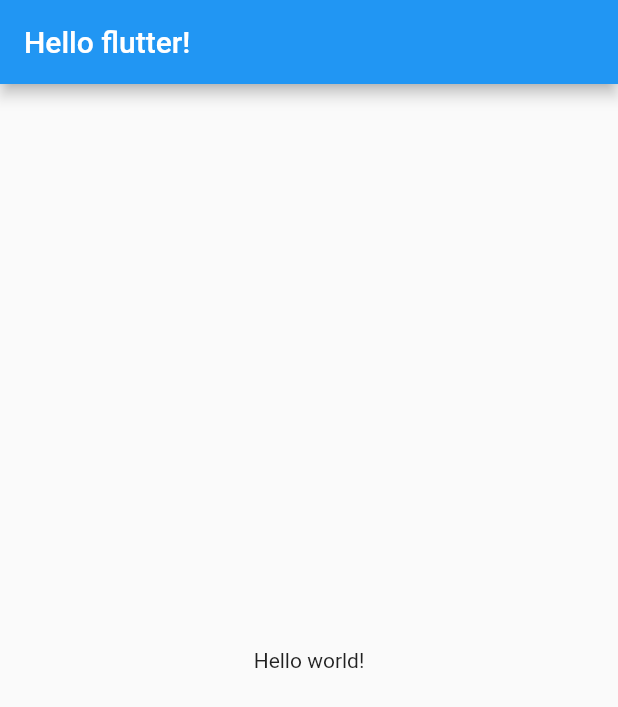
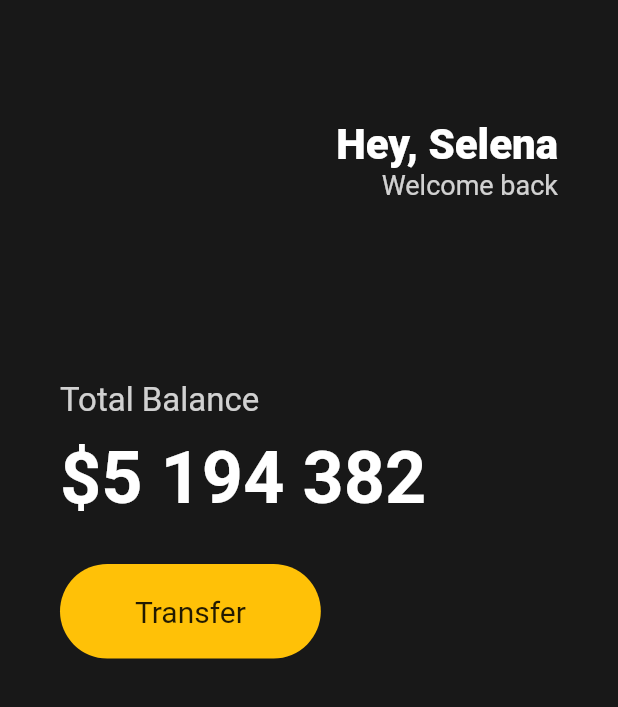
Before and after one commit to kanziw/learn-flutter, a Flutter app: the screen it shows after launch, on a phone screen of 412 x 824 dp. Shown: the top 707 px of the screen. Run offline on Flutter 3.47's test engine with Material 2 defaults, Android fonts, the phone set to English and light mode, and no system bars.

Commit message:
Use Column, Row, Padding, Text, SizedBox, Container, ...

```diff
--- a/toonflix/lib/main.dart
+++ b/toonflix/lib/main.dart
@@ -9,11 +9,89 @@ class App extends StatelessWidget {
   Widget build(BuildContext context) {
     return MaterialApp(
       home: Scaffold(
-        appBar: AppBar(
-          title: Text('Hello flutter!'),
-        ),
-        body: Center(
-          child: Text('Hello world!'),
+        backgroundColor: Color(0xFF181818),
+        body: Padding(
+          padding: EdgeInsets.symmetric(
+            horizontal: 40,
+          ),
+          child: Column(
+            crossAxisAlignment: CrossAxisAlignment.start,
+            children: [
+              SizedBox(
+                height: 80,
+              ),
+              Row(
+                mainAxisAlignment: MainAxisAlignment.end,
+                children: [
+                  Column(
+                    crossAxisAlignment: CrossAxisAlignment.end,
+                    children: [
+                      Text(
+                        'Hey, Selena',
+                        style: TextStyle(
+                          color: Colors.white,
+                          fontSize: 28,
+                          fontWeight: FontWeight.w800,
+                        ),
+                      ),
+                      Text(
+                        'Welcome back',
+                        style: TextStyle(
+                          color: Colors.white.withOpacity(0.8),
+                          fontSize: 18,
+                        ),
+                      ),
+                    ],
+                  )
+                ],
+              ),
+              SizedBox(
+                height: 120,
+              ),
+              Text(
+                'Total Balance',
+                style: TextStyle(
+                  fontSize: 22,
+                  color: Colors.white.withOpacity(0.8),
+                ),
+              ),
+              SizedBox(
+                height: 10,
+              ),
+              Text(
+                '\$5 194 382',
+                style: TextStyle(
+                  fontSize: 48,
+                  fontWeight: FontWeight.w600,
+                  color: Colors.white,
+                ),
+              ),
+              SizedBox(
+                height: 30,
+              ),
+              Row(
+                children: [
+                  Container(
+                    decoration: BoxDecoration(
+                        color: Colors.amber,
+                        borderRadius: BorderRadius.circular(45)),
+                    child: Padding(
+                      padding: EdgeInsets.symmetric(
+                        vertical: 20,
+                        horizontal: 50,
+                      ),
+                      child: Text(
+                        'Transfer',
+                        style: TextStyle(
+                          fontSize: 20,
+                        ),
+                      ),
+                    ),
+                  )
+                ],
+              ),
+            ],
+          ),
         ),
       ),
     );
```
